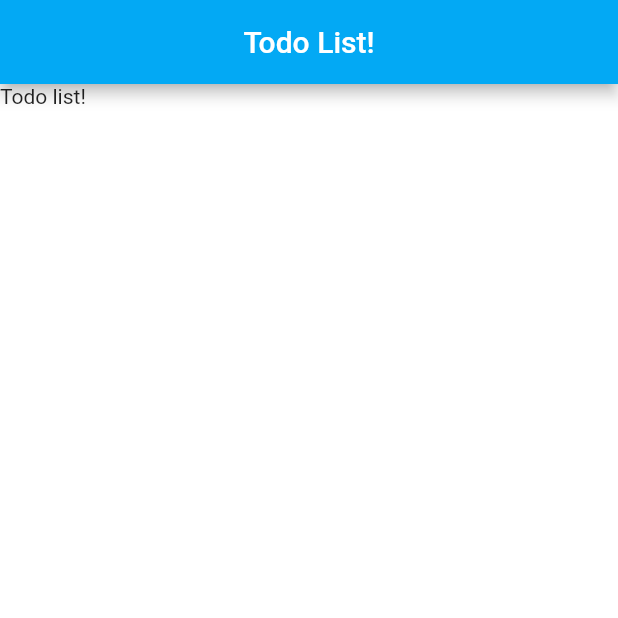
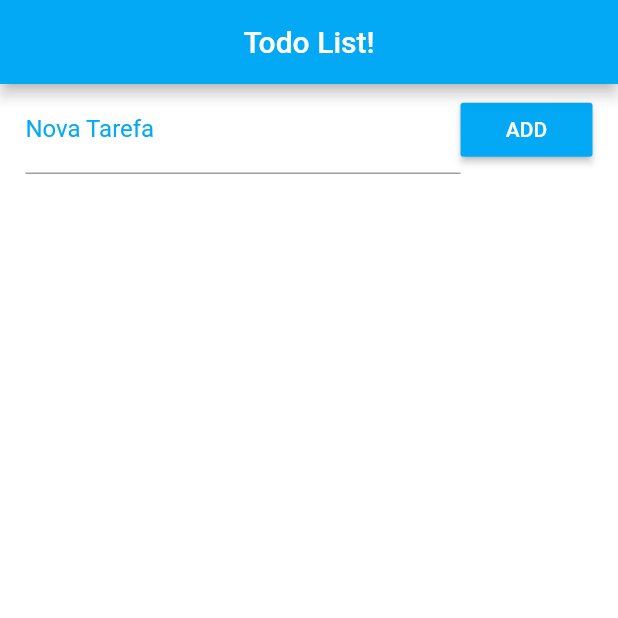
Before and after one commit to edumoreira1506/todo-list-flutter, a Flutter app: the screen it shows after launch, on a phone screen of 412 x 824 dp, the top half of it. Run offline on Flutter 3.47's test engine with Material 2 defaults, Android fonts, the phone set to English and light mode, and no system bars.

Commit message:
Add form to add todo

```diff
--- a/lib/src/screens/home.dart
+++ b/lib/src/screens/home.dart
@@ -1,5 +1,6 @@
 import 'package:flutter/material.dart';
 import 'package:flutter/widgets.dart';
+import 'package:todo_list/src/widgets/form.dart';
 import 'package:todo_list/src/widgets/header.dart';
 
 class Home extends StatefulWidget {
@@ -8,12 +9,18 @@ class Home extends StatefulWidget {
 }
 
 class _HomeState extends State<Home> {
+  List _toDoList = [];
+
   @override
   Widget build(BuildContext context) {
     return Scaffold(
       appBar: Header(),
       backgroundColor: Colors.white,
-      body: Text('Todo list!')
+      body: Column(
+        children: <Widget>[
+          FormTodo()
+        ]
+      )
     );
   }
 }
--- /dev/null
+++ b/lib/src/widgets/form.dart
@@ -0,0 +1,31 @@
+import 'package:flutter/material.dart';
+import 'package:flutter/widgets.dart';
+
+class FormTodo extends StatelessWidget{
+  @override
+  Widget build(BuildContext context) {
+    return Container(
+      padding: EdgeInsets.fromLTRB(17, 1, 17, 1),
+      child: Row(
+        children: <Widget>[
+          Expanded(
+            child: TextField(
+              decoration: InputDecoration(
+                labelText: "Nova Tarefa",
+                labelStyle: TextStyle(
+                  color: Colors.lightBlue
+                )
+              ),
+            )
+          ),
+          RaisedButton(
+            color: Colors.lightBlue,
+            child: Text("ADD"),
+            textColor: Colors.white,
+            onPressed: () { },
+          )
+        ],
+      )
+    );
+  }
+}
```
